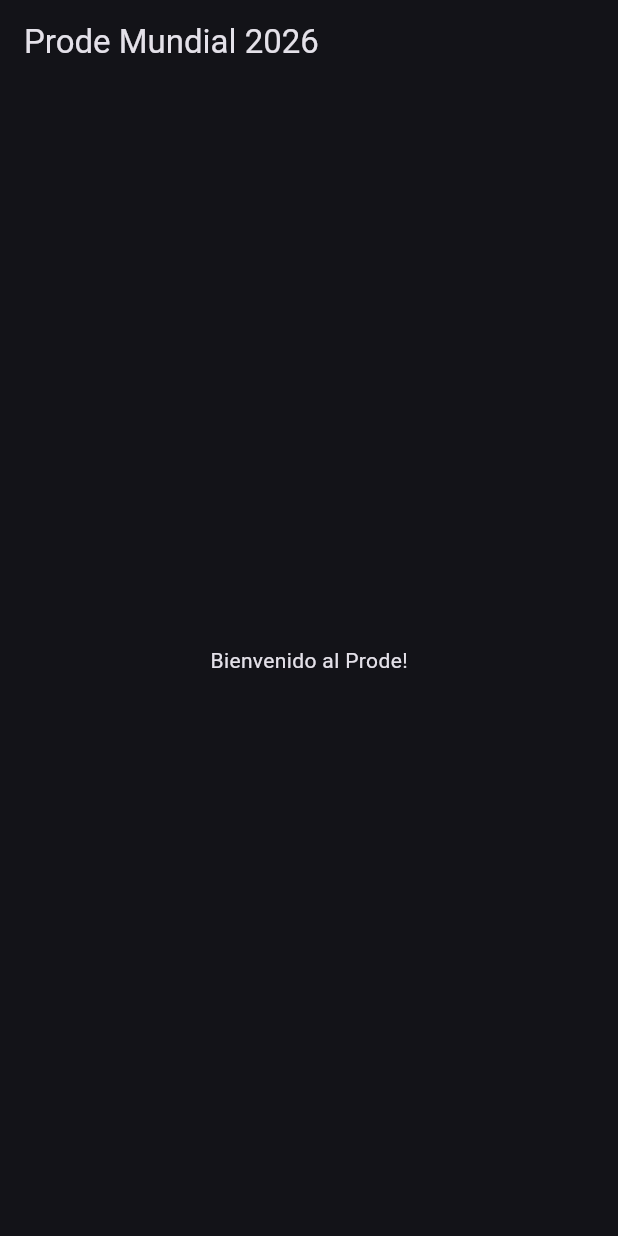
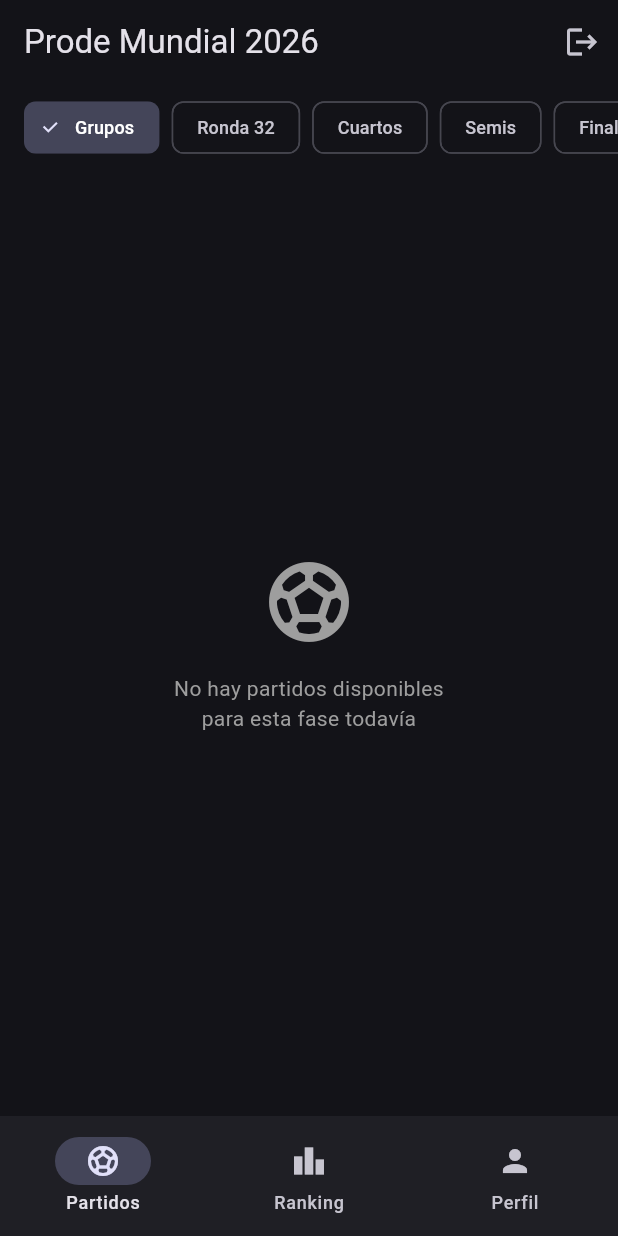
Before and after one commit to cvazquez027/prode-mundial, a Flutter app: the HomeScreen screen opened by its route, on a phone screen of 412 x 824 dp. Run offline on Flutter 3.47's test engine with Material 3 defaults, Android fonts, the phone set to English and light mode, and no system bars; our stand-ins replace cloud_firestore, firebase_auth, firebase_core, flutter_riverpod, gap, go_router; accounts and stored records are empty.

Commit message:
feat: home screen with matches list and phase selector

```diff
--- /dev/null
+++ b/lib/data/models/match_model.dart
@@ -0,0 +1,100 @@
+import 'package:cloud_firestore/cloud_firestore.dart';
+
+enum MatchPhase {
+  groups,
+  roundOf32,
+  quarterFinals,
+  semiFinals,
+  final_,
+}
+
+enum MatchStatus {
+  upcoming,
+  live,
+  finished,
+}
+
+class MatchModel {
+  final String id;
+  final MatchPhase phase;
+  final String? group;
+  final String homeTeam;
+  final String awayTeam;
+  final int? homeScore;
+  final int? awayScore;
+  final DateTime startTime;
+  final DateTime predictionDeadline;
+  final MatchStatus status;
+  final String? externalId;
+
+  MatchModel({
+    required this.id,
+    required this.phase,
+    this.group,
+    required this.homeTeam,
+    required this.awayTeam,
+    this.homeScore,
+    this.awayScore,
+    required this.startTime,
+    required this.predictionDeadline,
+    required this.status,
+    this.externalId,
+  });
+
+  factory MatchModel.fromFirestore(DocumentSnapshot doc) {
+    final data = doc.data() as Map<String, dynamic>;
+    return MatchModel(
+      id: doc.id,
+      phase: MatchPhase.values.firstWhere(
+        (e) => e.name == data['phase'],
+        orElse: () => MatchPhase.groups,
+      ),
+      group: data['group'],
+      homeTeam: data['homeTeam'] ?? '',
+      awayTeam: data['awayTeam'] ?? '',
+      homeScore: data['homeScore'],
+      awayScore: data['awayScore'],
+      startTime: (data['startTime'] as Timestamp).toDate(),
+      predictionDeadline: (data['predictionDeadline'] as Timestamp).toDate(),
+      status: MatchStatus.values.firstWhere(
+        (e) => e.name == data['status'],
+        orElse: () => MatchStatus.upcoming,
+      ),
+      externalId: data['externalId'],
+    );
+  }
+
+  Map<String, dynamic> toFirestore() {
+    return {
+      'phase': phase.name,
+      'group': group,
+      'homeTeam': homeTeam,
+      'awayTeam': awayTeam,
+      'homeScore': homeScore,
+      'awayScore': awayScore,
+      'startTime': Timestamp.fromDate(startTime),
+      'predictionDeadline': Timestamp.fromDate(predictionDeadline),
+      'status': status.name,
+      'externalId': externalId,
+    };
+  }
+
+  bool get isPredictionOpen =>
+      DateTime.now().isBefore(predictionDeadline) &&
+      status == MatchStatus.upcoming;
+
+  String get phaseLabel {
+    switch (phase) {
+      case MatchPhase.groups:
+        return 'Fase de Grupos';
+      case MatchPhase.roundOf32:
+        return 'Ronda de 32';
+      case MatchPhase.quarterFinals:
+        return 'Cuartos de Final';
+      case MatchPhase.semiFinals:
+        return 'Semifinales';
+      case MatchPhase.final_:
+        return 'Final';
+    }
+  }
+}
--- /dev/null
+++ b/lib/presentation/providers/matches_provider.dart
@@ -0,0 +1,12 @@
+import 'package:flutter_riverpod/flutter_riverpod.dart';
+import '../../data/models/match_model.dart';
+import '../../data/repositories/match_repository.dart';
+
+final selectedPhaseProvider = StateProvider<MatchPhase>((ref) {
+  return MatchPhase.groups;
+});
+
+final matchesProvider = StreamProvider<List<MatchModel>>((ref) {
+  final phase = ref.watch(selectedPhaseProvider);
+  return ref.watch(matchRepositoryProvider).watchMatchesByPhase(phase);
+});
--- a/lib/presentation/screens/home/home_screen.dart
+++ b/lib/presentation/screens/home/home_screen.dart
@@ -1,16 +1,192 @@
 import 'package:flutter/material.dart';
+import 'package:flutter_riverpod/flutter_riverpod.dart';
+import 'package:gap/gap.dart';
+import '../../../data/models/match_model.dart';
+import '../../../data/repositories/auth_repository.dart';
+import '../../providers/matches_provider.dart';
 
-class HomeScreen extends StatelessWidget {
+class HomeScreen extends ConsumerWidget {
   const HomeScreen({super.key});
 
   @override
-  Widget build(BuildContext context) {
+  Widget build(BuildContext context, WidgetRef ref) {
+    final selectedPhase = ref.watch(selectedPhaseProvider);
+    final matchesAsync = ref.watch(matchesProvider);
+
     return Scaffold(
       appBar: AppBar(
         title: const Text('Prode Mundial 2026'),
+        actions: [
+          IconButton(
+            icon: const Icon(Icons.logout),
+            onPressed: () => ref.read(authRepositoryProvider).signOut(),
+          ),
+        ],
       ),
-      body: const Center(
-        child: Text('Bienvenido al Prode!'),
+      body: Column(
+        children: [
+          // Selector de fases
+          SizedBox(
+            height: 50,
+            child: ListView(
+              scrollDirection: Axis.horizontal,
+              padding: const EdgeInsets.symmetric(horizontal: 16),
+              children: MatchPhase.values.map((phase) {
+                final isSelected = phase == selectedPhase;
+                return Padding(
+                  padding: const EdgeInsets.only(right: 8, top: 8),
+                  child: ChoiceChip(
+                    label: Text(
+                      _phaseLabel(phase),
+                      style: TextStyle(
+                        fontSize: 12,
+                        color: isSelected ? Colors.white : null,
+                      ),
+                    ),
+                    selected: isSelected,
+                    onSelected: (_) =>
+                        ref.read(selectedPhaseProvider.notifier).state = phase,
+                  ),
+                );
+              }).toList(),
+            ),
+          ),
+          const Gap(8),
+          // Lista de partidos
+          Expanded(
+            child: matchesAsync.when(
+              loading: () => const Center(child: CircularProgressIndicator()),
+              error: (e, _) => Center(child: Text('Error: $e')),
+              data: (matches) {
+                if (matches.isEmpty) {
+                  return const Center(
+                    child: Column(
+                      mainAxisAlignment: MainAxisAlignment.center,
+                      children: [
+                        Icon(Icons.sports_soccer, size: 64, color: Colors.grey),
+                        Gap(16),
+                        Text(
+                          'No hay partidos disponibles\npara esta fase todavía',
+                          textAlign: TextAlign.center,
+                          style: TextStyle(color: Colors.grey),
+                        ),
+                      ],
+                    ),
+                  );
+                }
+                return ListView.builder(
+                  padding: const EdgeInsets.all(16),
+                  itemCount: matches.length,
+                  itemBuilder: (context, index) {
+                    final match = matches[index];
+                    return _MatchCard(match: match);
+                  },
+                );
+              },
+            ),
+          ),
+        ],
+      ),
+      bottomNavigationBar: NavigationBar(
+        destinations: const [
+          NavigationDestination(
+            icon: Icon(Icons.sports_soccer),
+            label: 'Partidos',
+          ),
+          NavigationDestination(
+            icon: Icon(Icons.leaderboard),
+            label: 'Ranking',
+          ),
+          NavigationDestination(
+            icon: Icon(Icons.person),
+            label: 'Perfil',
+          ),
+        ],
+      ),
+    );
+  }
+
+  String _phaseLabel(MatchPhase phase) {
+    switch (phase) {
+      case MatchPhase.groups:
+        return 'Grupos';
+      case MatchPhase.roundOf32:
+        return 'Ronda 32';
+      case MatchPhase.quarterFinals:
+        return 'Cuartos';
+      case MatchPhase.semiFinals:
+        return 'Semis';
+      case MatchPhase.final_:
+        return 'Final';
+    }
+  }
+}
+
+class _MatchCard extends StatelessWidget {
+  final MatchModel match;
+
+  const _MatchCard({required this.match});
+
+  @override
+  Widget build(BuildContext context) {
+    return Card(
+      margin: const EdgeInsets.only(bottom: 12),
+      child: Padding(
+        padding: const EdgeInsets.all(16),
+        child: Column(
+          children: [
+            if (match.group != null)
+              Text(
+                'Grupo ${match.group}',
+                style: Theme.of(context).textTheme.bodySmall?.copyWith(
+                      color: Colors.grey,
+                    ),
+              ),
+            const Gap(8),
+            Row(
+              mainAxisAlignment: MainAxisAlignment.spaceBetween,
+              children: [
+                Expanded(
+                  child: Text(
+                    match.homeTeam,
+                    textAlign: TextAlign.center,
+                    style: const TextStyle(fontWeight: FontWeight.bold),
+                  ),
+                ),
+                Container(
+                  padding:
+                      const EdgeInsets.symmetric(horizontal: 12, vertical: 6),
+                  decoration: BoxDecoration(
+                    color: Colors.grey.shade800,
+                    borderRadius: BorderRadius.circular(8),
+                  ),
+                  child: Text(
+                    match.status == MatchStatus.finished
+                        ? '${match.homeScore} - ${match.awayScore}'
+                        : 'VS',
+                    style: const TextStyle(fontWeight: FontWeight.bold),
+                  ),
+                ),
+                Expanded(
+                  child: Text(
+                    match.awayTeam,
+                    textAlign: TextAlign.center,
+                    style: const TextStyle(fontWeight: FontWeight.bold),
+                  ),
+                ),
+              ],
+            ),
+            const Gap(8),
+            Text(
+              match.isPredictionOpen
+                  ? '⏰ Predicción abierta'
+                  : match.status == MatchStatus.finished
+                      ? '✅ Finalizado'
+                      : '🔒 Predicción cerrada',
+              style: Theme.of(context).textTheme.bodySmall,
+            ),
+          ],
+        ),
       ),
     );
   }
```
Also changed, not shown: lib/data/repositories/match_repository.dart (added, +29 -0 lines).
